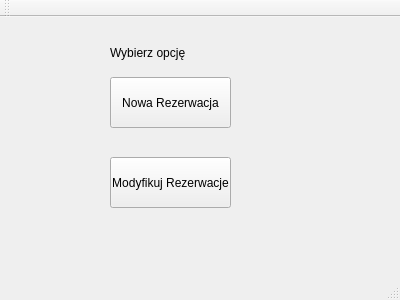
Old version of the form Forms/mainwindow.ui in the repository MateuszLin/CinemaProjectCpp.
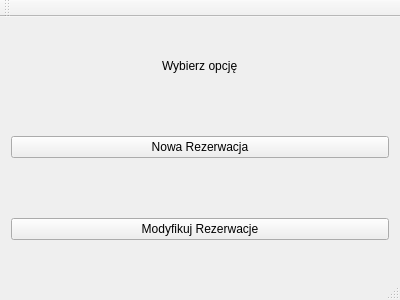
New version of the form.

```diff
--- a/Forms/mainwindow.ui
+++ b/Forms/mainwindow.ui
@@ -14,45 +14,44 @@
    <string>Rezerwacja</string>
   </property>
   <widget class="QWidget" name="centralWidget">
+   <property name="maximumSize">
+    <size>
+     <width>400</width>
+     <height>16777215</height>
+    </size>
+   </property>
+   <layout class="QVBoxLayout" name="verticalLayout">
+    <item alignment="Qt::AlignHCenter|Qt::AlignVCenter">
+     <widget class="QLabel" name="label">
+      <property name="text">
+       <string>Wybierz opcję</string>
+      </property>
+     </widget>
+    </item>
+    <item alignment="Qt::AlignVCenter">
    <widget class="QPushButton" name="pushButton">
-    <property name="geometry">
-     <rect>
-      <x>110</x>
-      <y>60</y>
-      <width>121</width>
-      <height>51</height>
-     </rect>
+      <property name="minimumSize">
+       <size>
+        <width>94</width>
+        <height>0</height>
+       </size>
     </property>
     <property name="text">
      <string>Nowa Rezerwacja</string>
     </property>
-   </widget>
+      <property name="autoDefault">
+       <bool>false</bool>
+      </property>
+     </widget>
+    </item>
+    <item alignment="Qt::AlignVCenter">
    <widget class="QPushButton" name="pushButton_2">
-    <property name="geometry">
-     <rect>
-      <x>110</x>
-      <y>140</y>
-      <width>121</width>
-      <height>51</height>
-     </rect>
-    </property>
     <property name="text">
      <string>Modyfikuj Rezerwacje</string>
     </property>
    </widget>
-   <widget class="QLabel" name="label">
-    <property name="geometry">
-     <rect>
-      <x>110</x>
-      <y>20</y>
-      <width>121</width>
-      <height>31</height>
-     </rect>
-    </property>
-    <property name="text">
-     <string>Wybierz opcję</string>
-    </property>
-   </widget>
+    </item>
+   </layout>
   </widget>
   <widget class="QMenuBar" name="menuBar">
    <property name="geometry">
```
Lines whose indentation alone changed are shown as unchanged.
